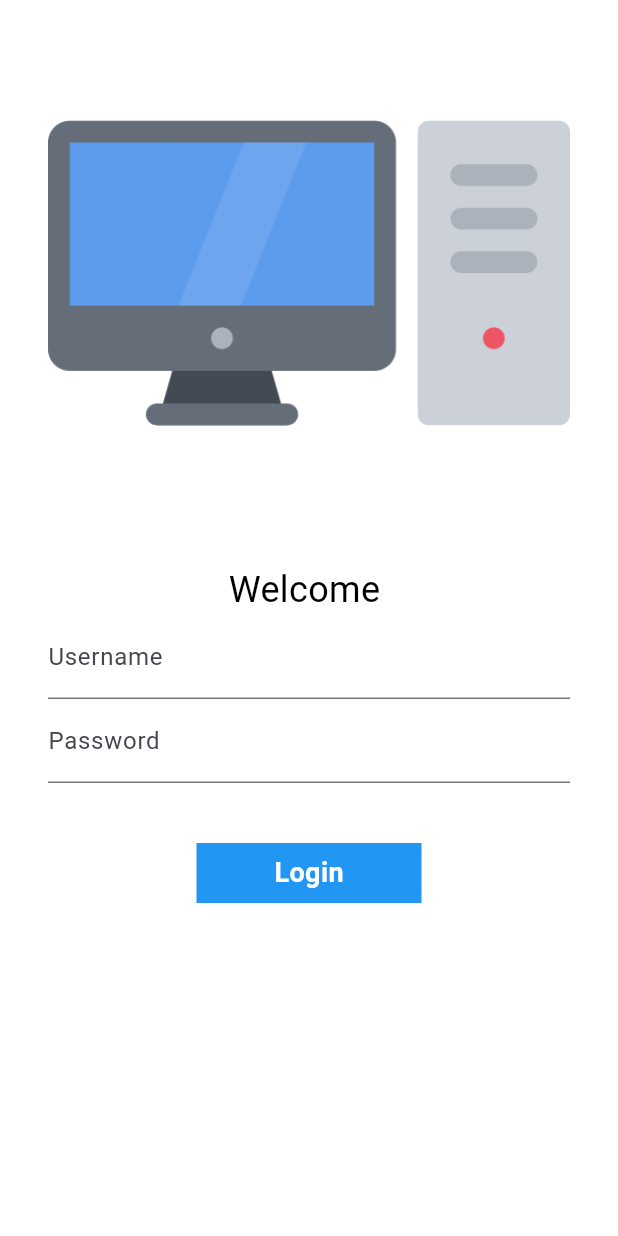
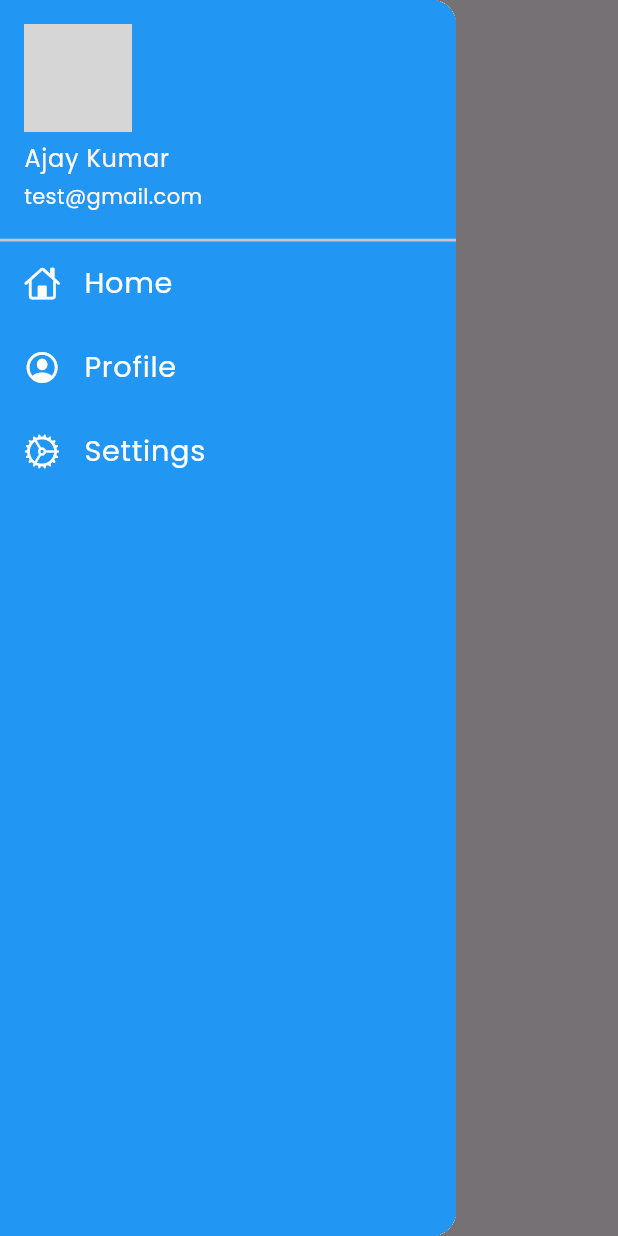
Before and after one commit to Ajay-Diviloper/my_app, a Flutter app: the screen it shows after launch, with the side drawer open (before the commit the screen has no drawer), on a phone screen of 412 x 824 dp. Run offline on Flutter 3.47's test engine with Material 3 defaults, Android fonts, the phone set to English and light mode, and no system bars; our stand-ins replace google_fonts; grey boxes are pictures that could not be loaded.

Commit message:
theme extracted

```diff
--- a/lib/main.dart
+++ b/lib/main.dart
@@ -1,8 +1,8 @@
 import 'package:flutter/material.dart';
-import 'package:google_fonts/google_fonts.dart';
 import 'package:my_app/pages/homepage.dart';
 import 'package:my_app/pages/loginPage.dart';
 import 'package:my_app/utils/routes.dart';
+import 'package:my_app/widgets/Theme.dart';
 
 void main() {
   runApp(const MyApp());
@@ -14,16 +14,14 @@ class MyApp extends StatelessWidget {
   @override
   Widget build(BuildContext context) {
     return MaterialApp(
-      theme: ThemeData(
-        primarySwatch: Colors.deepOrange,
-        fontFamily: GoogleFonts.lato().fontFamily,
-        // primaryTextTheme: GoogleFonts.latoTextTheme(),
-      ),
-      darkTheme: ThemeData(brightness: Brightness.light),
-      themeMode: ThemeMode.dark,
+      // primaryTextTheme: GoogleFonts.latoTextTheme(),
+      themeMode: ThemeMode.light,
+      debugShowCheckedModeBanner: false,
+      theme: Mytheme.lightTheme(context),
+      darkTheme: Mytheme.darkTheme(context),
 
       routes: {
-        "/": (context) => LoginPage(),
+        "/": (context) => HomePage(),
         MyRoutes.loginroute: (context) => LoginPage(),
         MyRoutes.homeroute: (context) => const HomePage(),
       },
--- a/lib/pages/homepage.dart
+++ b/lib/pages/homepage.dart
@@ -1,6 +1,7 @@
 import 'package:flutter/material.dart ';
 import 'package:my_app/main.dart';
 import 'package:my_app/utils/routes.dart';
+import 'package:my_app/widgets/drawer.dart';
 
 class HomePage extends StatelessWidget {
   const HomePage({super.key});
@@ -12,12 +13,12 @@ class HomePage extends StatelessWidget {
     return Scaffold(
       appBar: AppBar(
         title: const Text('Catalog App'),
-        backgroundColor: Colors.blue, // ✅ AppBar color added
-        foregroundColor: Colors.white, // optional: makes text/icons white
-        elevation: 4, // optional: adds shadow
+        centerTitle: true, // Centers the title in AppBar
       ),
       body: Center(
         child: Column(
+          mainAxisAlignment: MainAxisAlignment.center, // Centers vertically
+          crossAxisAlignment: CrossAxisAlignment.center, // Centers horizontally
           children: [
             Text('Welcome to $name'),
             SizedBox(height: 20),
@@ -31,7 +32,7 @@ class HomePage extends StatelessWidget {
         ),
       ),
 
-      drawer: Drawer(),
+      drawer: mydrawer(),
     );
   }
 }
--- /dev/null
+++ b/lib/widgets/Theme.dart
@@ -0,0 +1,25 @@
+import 'package:flutter/material.dart';
+import 'package:google_fonts/google_fonts.dart';
+
+class Mytheme {
+  // static ThemeData get themeData => ThemeData(
+  //   primarySwatch: Colors.blue,
+  //   fontFamily: GoogleFonts().lato().fontFamily,
+  //   appBarTheme: AppBarTheme(
+  //     color: Colors.white,
+  //     elevation: 0.0,
+  //     iconTheme: IconThemeData(color: Colors.black),
+  //   ),
+  // );
+  static ThemeData lightTheme(BuildContext context) => ThemeData(
+    primarySwatch: Colors.deepPurple,
+    brightness: Brightness.light,
+    fontFamily: GoogleFonts.poppins().fontFamily,
+  );
+
+  static ThemeData darkTheme(BuildContext context) => ThemeData(
+    primarySwatch: Colors.deepPurple,
+    brightness: Brightness.dark,
+    fontFamily: GoogleFonts.lato().fontFamily,
+  );
+}
--- /dev/null
+++ b/lib/widgets/drawer.dart
@@ -0,0 +1,74 @@
+import 'dart:math';
+
+import 'package:flutter/cupertino.dart';
+import 'package:flutter/material.dart';
+
+class mydrawer extends StatelessWidget {
+  final imageurl = 'assets/images/icon.jfif';
+  @override
+  Widget build(BuildContext context) {
+    // TODO: implement build
+    return Drawer(
+      child: Container(
+        color: Colors.blue,
+        padding: EdgeInsets.zero,
+        child: ListView(
+          padding: EdgeInsets.zero,
+
+          children: [
+            DrawerHeader(
+              padding: EdgeInsets.zero,
+              decoration: BoxDecoration(color: Colors.blue),
+
+              margin: EdgeInsets.zero,
+              child: UserAccountsDrawerHeader(
+                decoration: BoxDecoration(color: Colors.blue),
+                margin: EdgeInsets.zero,
+                accountName: Text("Ajay Kumar"),
+                accountEmail: Text('test@gmail.com'),
+                currentAccountPicture: CircleAvatar(
+                  backgroundImage: AssetImage(imageurl),
+                ),
+              ),
+            ),
+            ListTile(
+              leading: Icon(CupertinoIcons.home, color: Colors.white),
+              title: Text(
+                "Home",
+                textScaler: TextScaler.linear(1.2),
+                style: TextStyle(color: Colors.white), // ✅ put it here
+              ),
+              onTap: () {},
+            ),
+
+            // profile
+            ListTile(
+              leading: Icon(
+                CupertinoIcons.profile_circled,
+                color: Colors.white,
+              ),
+              title: Text(
+                "Profile",
+                textScaler: TextScaler.linear(1.2),
+                style: TextStyle(color: Colors.white), // ✅ put it here
+              ),
+              onTap: () {},
+            ),
+
+            //Settinggs
+            ListTile(
+              leading: Icon(CupertinoIcons.settings_solid, color: Colors.white),
+              title: Text(
+                "Settings",
+
+                textScaler: TextScaler.linear(1.2),
+                style: TextStyle(color: Colors.white), // ✅ put it here
+              ),
+              onTap: () {},
+            ),
+          ],
+        ),
+      ),
+    );
+  }
+}
```
Also changed, not shown: 1 other file.
